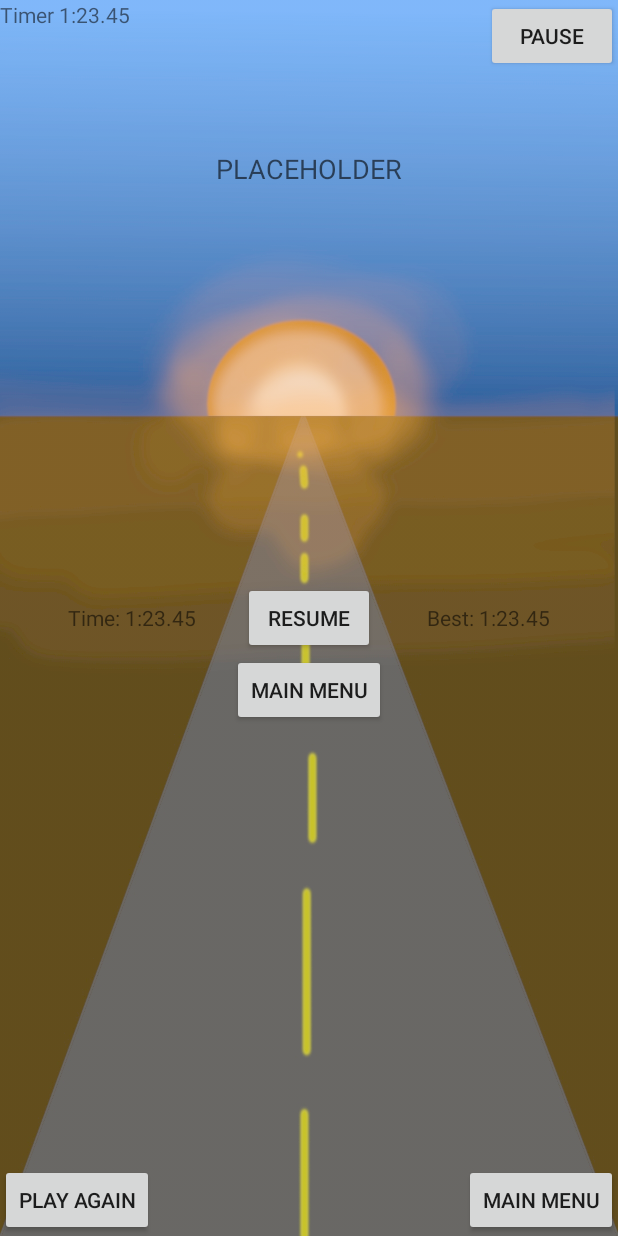
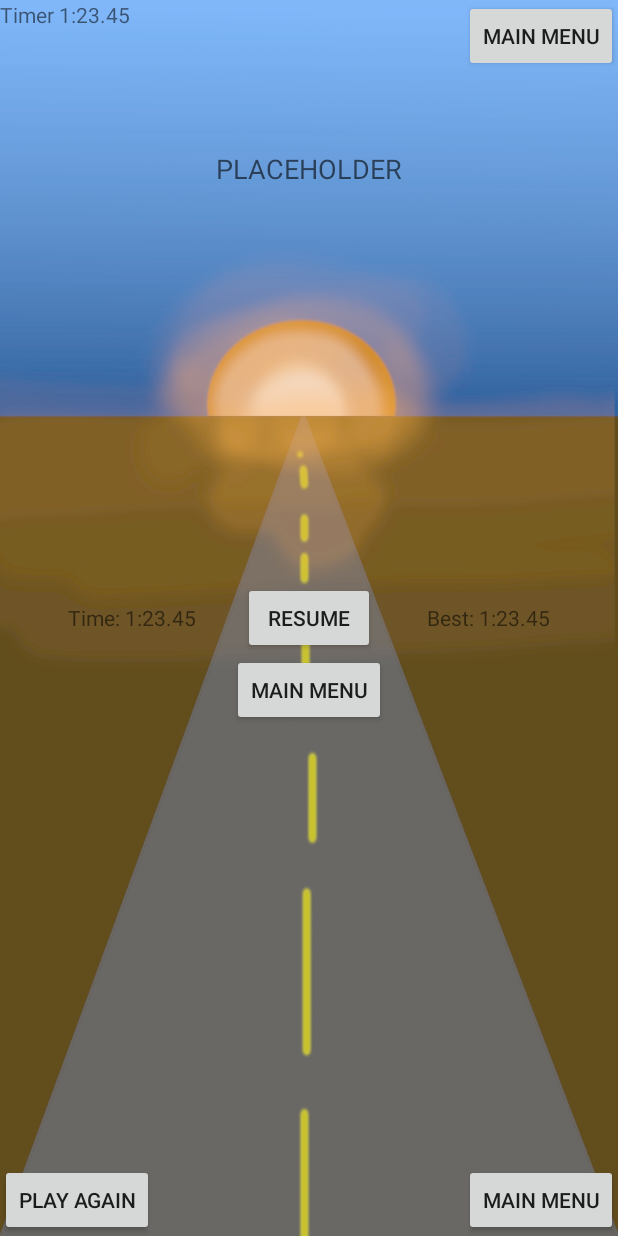
Before and after one commit to Nomadjackalope/Runner, an Android app: the layout activity_main.xml on its own in the app's theme, with its tools: preview values and no code run, on a phone screen of 412 x 824 dp. Run offline under Robolectric (Android 15) with nearby library versions, the phone set to English and light mode, and no system bars.

Commit message:
Unbroke game, so I think there's a few buttons that don't show up. Working on a second type of obstacle.

```diff
--- a/app/src/main/res/layout/activity_main.xml
+++ b/app/src/main/res/layout/activity_main.xml
@@ -27,6 +27,18 @@
     <!-- The primary full-screen view. This can be replaced with whatever view
         is needed to present your content, e.g. VideoView, SurfaceView,
         TextureView, etc. -->
+    <TextView
+        android:id="@+id/fullscreen_content"
+        android:layout_width="match_parent"
+        android:layout_height="match_parent"
+        android:gravity="center"
+        android:keepScreenOn="true"
+        android:text="@string/dummy_content"
+        android:textColor="#33b5e5"
+        android:textSize="50sp"
+        android:textStyle="bold"
+        android:visibility="invisible" />
+
 
 
     <!-- This FrameLayout insets its children based on system windows using
@@ -50,7 +62,7 @@
         <Button
             android:layout_width="wrap_content"
             android:layout_height="wrap_content"
-            android:text="Pause"
+            android:text="Main Menu"
             android:id="@+id/tempButton"
             android:layout_gravity="top|right" />
     </FrameLayout>
@@ -170,4 +182,32 @@
             android:layout_centerHorizontal="true" />
     </RelativeLayout>
 
+    <FrameLayout
+        android:layout_width="match_parent"
+        android:layout_height="match_parent"
+        android:fitsSystemWindows="true"
+        android:visibility="gone">
+
+        <LinearLayout
+            android:id="@+id/fullscreen_content_controls"
+            style="?metaButtonBarStyle"
+            android:layout_width="match_parent"
+            android:layout_height="wrap_content"
+            android:layout_gravity="bottom|center_horizontal"
+            android:background="@color/black_overlay"
+            android:orientation="horizontal"
+            tools:ignore="UselessParent">
+
+            <Button
+                android:id="@+id/dummy_button"
+                style="?metaButtonBarButtonStyle"
+                android:layout_width="0dp"
+                android:layout_height="wrap_content"
+                android:layout_weight="1"
+                android:text="@string/dummy_button" />
+
+        </LinearLayout>
+
+    </FrameLayout>
+
 </FrameLayout>
```
Also changed, not shown: app/src/main/java/com/runrmby/runner/GameView.java (+90 -31 lines), app/src/main/java/com/runrmby/runner/MainActivity.java (+21 -58 lines).
